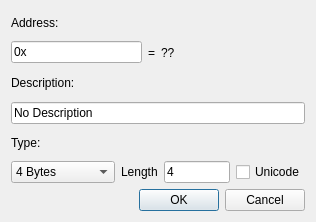
korcankaraokcu/PINCE, file GUI/addaddressmanuallydialog.ui: the form before one commit.
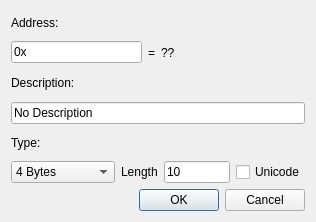
The form after the commit.

Commit message: Fixed a bug where addaddressmanually would accept inputs like $,' and whitespaces. This makes gdb give output without an address or symbol, which looks silly

The edit to the form file:
```diff
--- a/GUI/addaddressmanuallydialog.ui
+++ b/GUI/addaddressmanuallydialog.ui
@@ -158,7 +158,7 @@
           <string/>
          </property>
          <property name="text">
-          <string>4</string>
+          <string>10</string>
          </property>
         </widget>
        </item>
```
The commit also changes 2 other files.
